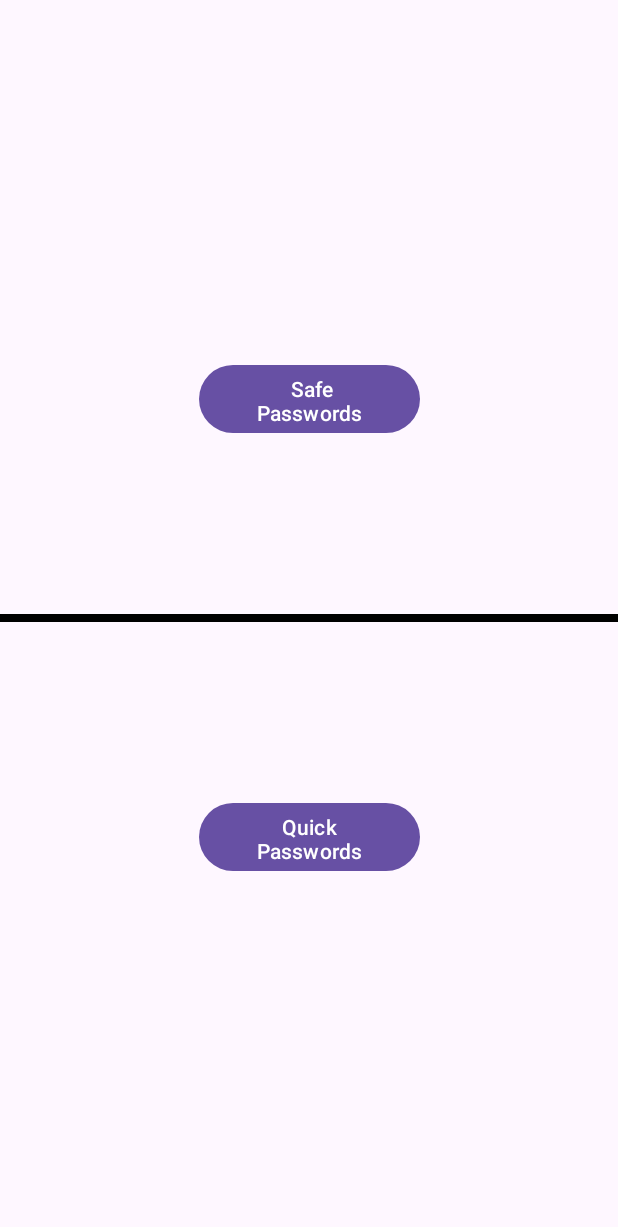
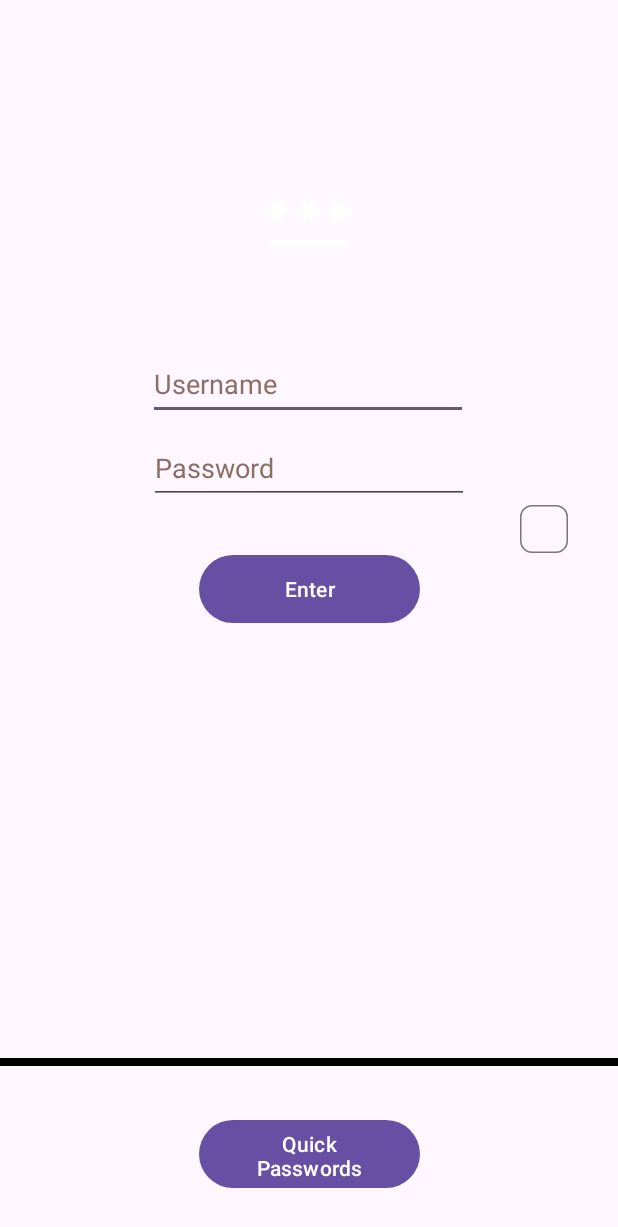
Before and after one commit to AnshukGottipati/projectOne, an Android app: the screen it shows after launch (MainActivity), on a phone screen of 412 x 824 dp. Shown: the top 1227 px of the screen. Run offline under Robolectric (Android 15) with nearby library versions, the light colour scheme and no system bars.

Commit message:
second commit

```diff
--- a/app/src/main/res/layout/activity_main.xml
+++ b/app/src/main/res/layout/activity_main.xml
@@ -11,35 +11,85 @@
         android:id="@+id/button"
         android:layout_width="147dp"
         android:layout_height="53dp"
-        android:text=" Safe Passwords"
-        app:layout_constraintBottom_toTopOf="@+id/button2"
+        android:text="@string/enter"
+        app:layout_constraintBottom_toTopOf="@+id/view2"
         app:layout_constraintEnd_toEndOf="parent"
         app:layout_constraintHorizontal_bias="0.5"
         app:layout_constraintStart_toStartOf="parent"
-        app:layout_constraintTop_toTopOf="parent"
-        app:layout_constraintVertical_bias="0.5" />
+        app:layout_constraintTop_toBottomOf="@+id/editTextTextPassword"
+        app:layout_constraintVertical_bias="0.094" />
 
     <View
+        android:id="@+id/view2"
         android:layout_width="wrap_content"
         android:layout_height="5dp"
+        android:layout_marginBottom="32dp"
         android:background="@color/black"
         app:layout_constraintBottom_toTopOf="@+id/button2"
         app:layout_constraintEnd_toEndOf="parent"
         app:layout_constraintHorizontal_bias="0.5"
-        app:layout_constraintStart_toStartOf="parent"
-        app:layout_constraintTop_toBottomOf="@+id/button"
-        app:layout_constraintVertical_bias="0.5" />
+        app:layout_constraintStart_toStartOf="parent" />
 
     <Button
         android:id="@+id/button2"
         android:layout_width="147dp"
         android:layout_height="53dp"
-        android:text="Quick Passwords"
+        android:layout_marginBottom="28dp"
+        android:text="@string/quick_passwords"
         app:layout_constraintBottom_toBottomOf="parent"
+        app:layout_constraintEnd_toEndOf="parent"
+        app:layout_constraintStart_toStartOf="parent" />
+
+    <EditText
+        android:id="@+id/editTextTextEmailAddress"
+        android:layout_width="wrap_content"
+        android:layout_height="wrap_content"
+        android:layout_marginTop="32dp"
+        android:ems="10"
+        android:hint="@string/username"
+        android:inputType="textEmailAddress"
+        android:minHeight="48dp"
+        android:textColorHint="#8D6E63"
+        app:layout_constraintEnd_toEndOf="parent"
+        app:layout_constraintHorizontal_bias="0.497"
+        app:layout_constraintStart_toStartOf="parent"
+        app:layout_constraintTop_toBottomOf="@+id/imageView" />
+
+    <EditText
+        android:id="@+id/editTextTextPassword"
+        android:layout_width="wrap_content"
+        android:layout_height="wrap_content"
+        android:layout_marginTop="8dp"
+        android:ems="10"
+        android:hint="@string/password"
+        android:inputType="textPassword"
+        android:minHeight="48dp"
+        android:textColorHint="#8D6E63"
         app:layout_constraintEnd_toEndOf="parent"
         app:layout_constraintHorizontal_bias="0.5"
         app:layout_constraintStart_toStartOf="parent"
-        app:layout_constraintTop_toBottomOf="@+id/button"
+        app:layout_constraintTop_toBottomOf="@+id/editTextTextEmailAddress" />
+
+    <ImageView
+        android:id="@+id/imageView"
+        android:layout_width="wrap_content"
+        android:layout_height="wrap_content"
+        android:layout_marginTop="92dp"
+        app:layout_constraintEnd_toEndOf="parent"
+        app:layout_constraintHorizontal_bias="0.498"
+        app:layout_constraintStart_toStartOf="parent"
+        app:layout_constraintTop_toTopOf="parent"
+        app:srcCompat="@drawable/ic_pgimg_foreground" />
+
+    <com.google.android.material.chip.Chip
+        android:id="@+id/chip4"
+        android:layout_width="wrap_content"
+        android:layout_height="wrap_content"
+        app:layout_constraintBottom_toTopOf="@+id/view2"
+        app:layout_constraintEnd_toEndOf="parent"
+        app:layout_constraintHorizontal_bias="0.5"
+        app:layout_constraintStart_toEndOf="@+id/editTextTextPassword"
+        app:layout_constraintTop_toTopOf="parent"
         app:layout_constraintVertical_bias="0.5" />
 
 </androidx.constraintlayout.widget.ConstraintLayout>
--- a/app/src/main/res/values/strings.xml
+++ b/app/src/main/res/values/strings.xml
@@ -1,3 +1,7 @@
 <resources>
     <string name="app_name">projectOne</string>
+    <string name="enter">Enter</string>
+    <string name="quick_passwords">Quick Passwords</string>
+    <string name="username">Username</string>
+    <string name="password">Password</string>
 </resources>
```
